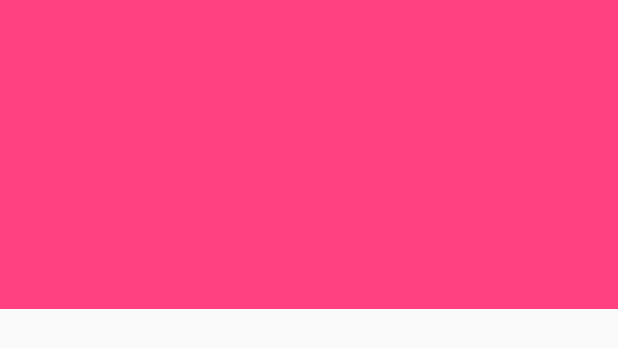
After one commit to gitjing/ConstraintLayoutDemo, an Android app: the layout activity_ratio.xml on its own in the app's theme, with its tools: preview values and no code run, on a phone screen of 412 x 824 dp. The commit adds this screen. Shown: the top 348 px of the screen. Run offline under Robolectric (Android 15) with nearby library versions, the phone set to English and light mode, and no system bars.

Commit message:
ratio使用介绍

```diff
--- a/app/src/main/AndroidManifest.xml
+++ b/app/src/main/AndroidManifest.xml
@@ -24,7 +24,8 @@
             android:name=".demolist.CenteringAndBiasActivity"
             android:theme="@style/AppTheme.NoActionBar" />
         <activity android:name=".demolist.CircularPositioningActivity" />
-        <activity android:name=".demolist.MatchConstraintActivity"></activity>
+        <activity android:name=".demolist.MatchConstraintActivity" />
+        <activity android:name=".demolist.RatioActivity"></activity>
     </application>
 
 </manifest>
--- a/app/src/main/java/com/example/ljj/constraintlayoutdemo/MainActivity.java
+++ b/app/src/main/java/com/example/ljj/constraintlayoutdemo/MainActivity.java
@@ -14,6 +14,7 @@ import com.example.ljj.constraintlayoutdemo.demolist.CenteringAndBiasActivity;
 import com.example.ljj.constraintlayoutdemo.demolist.CircularPositioningActivity;
 import com.example.ljj.constraintlayoutdemo.demolist.MarginsActivity;
 import com.example.ljj.constraintlayoutdemo.demolist.MatchConstraintActivity;
+import com.example.ljj.constraintlayoutdemo.demolist.RatioActivity;
 import com.example.ljj.constraintlayoutdemo.demolist.RelativePositioningActivity;
 import com.example.ljj.constraintlayoutdemo.util.ActivityHolder;
 
@@ -52,11 +53,11 @@ public class MainActivity extends AppCompatActivity {
     private void initHolderActivity() {
         activityHolder = new ActivityHolder();
         activityHolder.addActivity("Relative positioning", RelativePositioningActivity.class);
-        activityHolder.addActivity("matchConstraint",MatchConstraintActivity.class);
+        activityHolder.addActivity("matchConstraint", MatchConstraintActivity.class);
         activityHolder.addActivity("centering and bias", CenteringAndBiasActivity.class);
         activityHolder.addActivity("Circular positioning", CircularPositioningActivity.class);
         activityHolder.addActivity("margin", MarginsActivity.class);
-
+        activityHolder.addActivity("ratio", RatioActivity.class);
 
 
     }
--- /dev/null
+++ b/app/src/main/res/layout/activity_ratio.xml
@@ -0,0 +1,26 @@
+<?xml version="1.0" encoding="utf-8"?>
+<android.support.constraint.ConstraintLayout xmlns:android="http://schemas.android.com/apk/res/android"
+    xmlns:app="http://schemas.android.com/apk/res-auto"
+    xmlns:tools="http://schemas.android.com/tools"
+    android:layout_width="match_parent"
+    android:layout_height="match_parent"
+    tools:context="com.example.ljj.constraintlayoutdemo.demolist.RatioActivity">
+
+    <TextView
+        android:layout_width="0dp"
+        android:layout_height="0dp"
+        android:background="@color/colorAccent"
+        app:layout_constraintDimensionRatio="2:1"
+        app:layout_constraintLeft_toLeftOf="parent"
+        app:layout_constraintRight_toRightOf="parent"
+        />
+
+
+    <!--
+    app:layout_constraintDimensionRatio="2:1" 指控件的宽高比为2：1
+    app:layout_constraintDimensionRatio="H,2:1"
+    app:layout_constraintDimensionRatio="w,2:1"
+    使用这个属性必须是指为match_constraint
+
+    -->
+</android.support.constraint.ConstraintLayout>
```
Also changed, not shown: app/src/main/java/com/example/ljj/constraintlayoutdemo/demolist/RatioActivity.java (added, +22 -0 lines).
